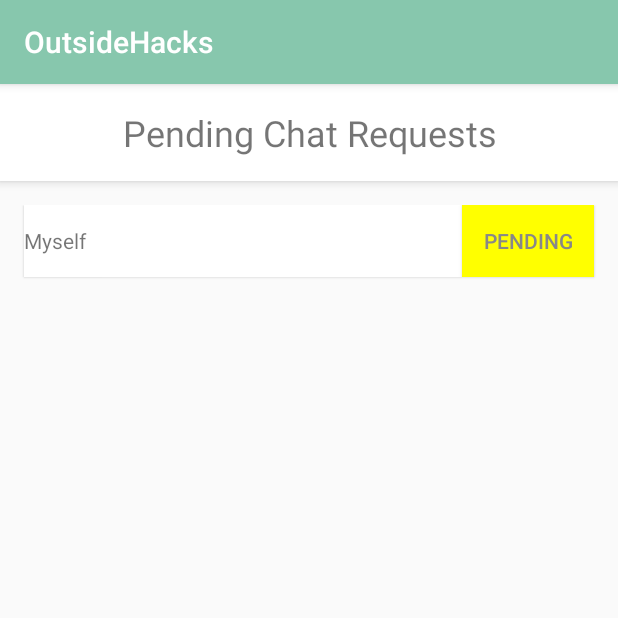
After one commit to david8zhang/outside-hacks, an Android app: the PendingRequestActivity screen opened directly, with no data from a screen before it, on a phone screen of 412 x 824 dp, the top half of it. The commit adds this screen. Run offline under Robolectric (Android 15) with nearby library versions, the phone set to English and light mode, and no system bars; libraries missing offline, so code that uses them is left out: com.github.nkzawa.emitter, com.github.nkzawa.socketio; 4 statements that could not run were skipped.

Commit message:
implemented chat requests

```diff
--- /dev/null
+++ b/android-client/app/src/main/java/com/example/dzhang/outsidehacks/PendingRequestActivity.java
@@ -0,0 +1,83 @@
+package com.example.dzhang.outsidehacks;
+
+import android.os.Build;
+import android.os.Bundle;
+import android.support.v7.app.AppCompatActivity;
+import android.support.v7.widget.LinearLayoutManager;
+import android.support.v7.widget.RecyclerView;
+import android.util.Log;
+
+import com.github.nkzawa.emitter.Emitter;
+import com.github.nkzawa.socketio.client.IO;
+import com.github.nkzawa.socketio.client.Socket;
+
+import org.json.JSONException;
+import org.json.JSONObject;
+
+import java.net.URISyntaxException;
+import java.util.ArrayList;
+
+/**
+ * Created by dzhang on 7/24/16.
+ */
+public class PendingRequestActivity extends AppCompatActivity {
+
+    private RecyclerView recyclerView;
+    private RequestRecyclerViewAdapter rrViewAdapter;
+    private ArrayList<Request> requests = DataManager.requests;
+    private Socket mSocket;
+    {
+        try {
+            mSocket = IO.socket(Constants.SOCKET_URL);
+        } catch (URISyntaxException e) {}
+    }
+
+    @Override
+    protected void onCreate(Bundle savedInstanceState) {
+        super.onCreate(savedInstanceState);
+        setContentView(R.layout.request_pending);
+
+        LinearLayoutManager llm = new LinearLayoutManager(this);
+        llm.setOrientation(LinearLayoutManager.VERTICAL);
+        recyclerView = (RecyclerView)findViewById(R.id.pending_requests);
+        recyclerView.setLayoutManager(llm);
+
+        rrViewAdapter = new RequestRecyclerViewAdapter(requests, this);
+        recyclerView.setAdapter(rrViewAdapter);
+        handleListenRequests();
+    }
+
+    public void handleListenRequests() {
+        Emitter.Listener messageListener = new Emitter.Listener() {
+            @Override
+            public void call(final Object... args) {
+                runOnUiThread(new Runnable() {
+                    @Override
+                    public void run() {
+                        JSONObject data = (JSONObject)args[0];
+                        Log.d("REQUESTS", data.toString());
+                        try {
+                            Request req = new Request(data.getString("from"), data.getString("target"));
+                            for(int i = 0; i < DataManager.requests.size(); i++) {
+                                Request pending = DataManager.requests.get(i);
+                                if(pending.target.equals(data.getString("from"))) {
+                                    DataManager.requests.remove(pending);
+                                    rrViewAdapter.notifyItemRemoved(i);
+                                    rrViewAdapter.notifyItemRangeChanged(i, requests.size());
+                                }
+                            }
+                            if(!data.getString("from").equals(Build.ID)) {
+                                requests.add(req);
+                                rrViewAdapter.notifyDataSetChanged();
+                            }
+                        } catch (JSONException e) {
+                            e.printStackTrace();
+                        }
+                    }
+                });
+            }
+        };
+        mSocket.on("requests", messageListener);
+        mSocket.connect();
+    }
+}
--- /dev/null
+++ b/android-client/app/src/main/java/com/example/dzhang/outsidehacks/RequestRecyclerViewAdapter.java
@@ -0,0 +1,92 @@
+package com.example.dzhang.outsidehacks;
+
+import android.app.DownloadManager;
+import android.content.Context;
+import android.content.Intent;
+import android.os.Build;
+import android.support.v7.widget.RecyclerView;
+import android.view.LayoutInflater;
+import android.view.View;
+import android.view.ViewGroup;
+import android.widget.Button;
+import android.widget.TextView;
+
+
+import org.w3c.dom.Text;
+
+import java.util.ArrayList;
+
+/**
+ * Created by dzhang on 7/24/16.
+ */
+public class RequestRecyclerViewAdapter extends RecyclerView.Adapter<RequestRecyclerViewAdapter.ViewHolder> {
+
+    private ArrayList<Request> requests = new ArrayList<>();
+    private Context context;
+
+    public RequestRecyclerViewAdapter(ArrayList<Request> requests, Context context) {
+        this.requests = requests;
+        this.context = context;
+    }
+
+    @Override
+    public ViewHolder onCreateViewHolder(ViewGroup parent, int viewType) {
+        View view = LayoutInflater.from(parent.getContext())
+                .inflate(R.layout.request, parent, false);
+        return new ViewHolder(view);
+    }
+
+    @Override
+    public void onBindViewHolder(ViewHolder holder, final int position) {
+        Button confirm = holder.confirm;
+        Button deny = holder.deny;
+        Button pending = holder.pending;
+        TextView user_id = holder.user_id;
+        final Request req = requests.get(position);
+        if(req.getFrom().equals(Build.ID)) {
+            String self = "Myself";
+            user_id.setText(self);
+            confirm.setVisibility(View.INVISIBLE);
+            deny.setVisibility(View.INVISIBLE);
+        } else {
+            user_id.setText(req.getFrom());
+            confirm.setOnClickListener(new View.OnClickListener() {
+                @Override
+                public void onClick(View view) {
+                    Intent toChat = new Intent(context, ChatActivity.class);
+                    toChat.putExtra("user_id", req.getFrom());
+                    context.startActivity(toChat);
+                }
+            });
+            deny.setOnClickListener(new View.OnClickListener() {
+                @Override
+                public void onClick(View view) {
+                    requests.remove(req);
+                    RequestRecyclerViewAdapter.this.notifyItemRemoved(position);
+                    RequestRecyclerViewAdapter.this.notifyItemRangeChanged(position, requests.size());
+                }
+            });
+        }
+    }
+
+    @Override
+    public int getItemCount() {
+        return requests.size();
+    }
+
+    public static class ViewHolder extends RecyclerView.ViewHolder {
+
+        TextView user_id;
+        Button confirm;
+        Button deny;
+        Button pending;
+
+        public ViewHolder(View itemView) {
+            super(itemView);
+
+            user_id = (TextView)itemView.findViewById(R.id.user_id);
+            confirm = (Button)itemView.findViewById(R.id.confirm);
+            deny = (Button)itemView.findViewById(R.id.deny);
+        }
+    }
+}
--- /dev/null
+++ b/android-client/app/src/main/res/layout/request.xml
@@ -0,0 +1,48 @@
+<?xml version="1.0" encoding="utf-8"?>
+<LinearLayout xmlns:android="http://schemas.android.com/apk/res/android"
+    android:layout_width="match_parent"
+    android:layout_height="wrap_content"
+    android:orientation="horizontal"
+    android:layout_marginRight="@dimen/text_margin"
+    android:layout_marginLeft="@dimen/text_margin"
+    android:clipToPadding="false"
+    android:elevation="1dp"
+    android:weightSum="4"
+    android:background="#fff">
+
+    <TextView
+        android:id="@+id/user_id"
+        android:layout_marginRight="10dp"
+        android:text="placeholder"
+        android:layout_weight="3"
+        android:layout_alignParentLeft="true"
+        android:layout_width="wrap_content"
+        android:layout_height="wrap_content" />
+
+    <Button
+        android:text="Confirm"
+        android:textColor="#FFFFFF"
+        android:id="@+id/confirm"
+        android:layout_weight="0.5"
+        android:background="#00FF00"
+        android:layout_width="wrap_content"
+        android:layout_height="wrap_content" />
+
+    <Button
+        android:textColor="#FFFFFF"
+        android:text="Deny"
+        android:id="@+id/deny"
+        android:layout_weight="0.5"
+        android:background="#FF0000"
+        android:layout_width="wrap_content"
+        android:layout_height="wrap_content" />
+
+    <Button
+        android:id="@+id/pending"
+        android:textColor="#888888"
+        android:text="Pending"
+        android:background="#FFFF00"
+        android:layout_width="wrap_content"
+        android:layout_height="wrap_content" />
+
+</LinearLayout>
--- /dev/null
+++ b/android-client/app/src/main/res/layout/request_pending.xml
@@ -0,0 +1,26 @@
+<?xml version="1.0" encoding="utf-8"?>
+<LinearLayout xmlns:android="http://schemas.android.com/apk/res/android"
+    android:orientation="vertical" android:layout_width="match_parent"
+    android:layout_height="match_parent">
+
+    <TextView
+        android:id="@id/titleBar"
+        android:layout_width="match_parent"
+        android:layout_height="wrap_content"
+        android:layout_centerHorizontal="true"
+        android:padding="@dimen/text_margin"
+        android:layout_marginBottom="@dimen/text_margin"
+        android:text="Pending Chat Requests"
+        android:textSize="24sp"
+        android:textAlignment="center"
+        android:background="#fff"
+        android:elevation="4dp"/>
+
+    <android.support.v7.widget.RecyclerView
+        android:id="@+id/pending_requests"
+        android:layout_width="match_parent"
+        android:layout_height="match_parent">
+
+    </android.support.v7.widget.RecyclerView>
+
+</LinearLayout>
```
Also changed, not shown: android-client/app/src/main/AndroidManifest.xml (+5 -4 lines), android-client/app/src/main/java/com/example/dzhang/outsidehacks/ChatActivity.java (+47 -2 lines), android-client/app/src/main/java/com/example/dzhang/outsidehacks/ChatRecyclerViewAdapter.java (+19 -23 lines), android-client/app/src/main/java/com/example/dzhang/outsidehacks/ChatRequestActivity.java (+28 -2 lines), android-client/app/src/main/java/com/example/dzhang/outsidehacks/ChatViewAdapter.java (deleted, +0 -79 lines), android-client/app/src/main/java/com/example/dzhang/outsidehacks/DataManager.java (added, +10 -0 lines), android-client/app/src/main/java/com/example/dzhang/outsidehacks/MapsActivity.java (+43 -2 lines), android-client/app/src/main/java/com/example/dzhang/outsidehacks/Request.java (added, +31 -0 lines), android-client/app/src/main/res/layout/activity_maps.xml (+12 -4 lines), android-client/app/src/main/res/layout/message_bubble.xml (deleted, +0 -43 lines), android-client/app/src/main/res/layout/message_recieve.xml (added, +25 -0 lines), android-client/app/src/main/res/layout/message_sender.xml (added, +25 -0 lines), 1 other file.
